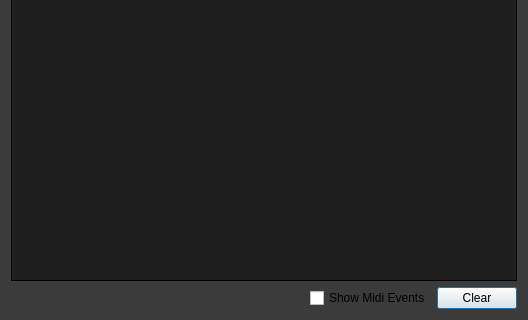
The window that src/consoledialog.ui (noedigcode/konfyt) describes before a commit, drawn with Qt 5; both pictures show x 0 to 528 and y 247 to 567 of the 528 by 567 pixel window.
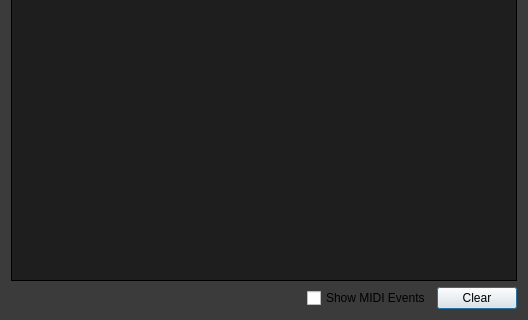
The same window after the commit.

Commit message: - Minor text and layout changes throughout application;

Patch:
```diff
--- a/src/consoledialog.ui
+++ b/src/consoledialog.ui
@@ -51,7 +51,7 @@
    <item row="1" column="1">
     <widget class="QCheckBox" name="checkBox_ShowMidiEvents">
      <property name="text">
-      <string>Show Midi Events</string>
+      <string>Show MIDI Events</string>
      </property>
     </widget>
    </item>
```
The commit also changes 2 other files.
